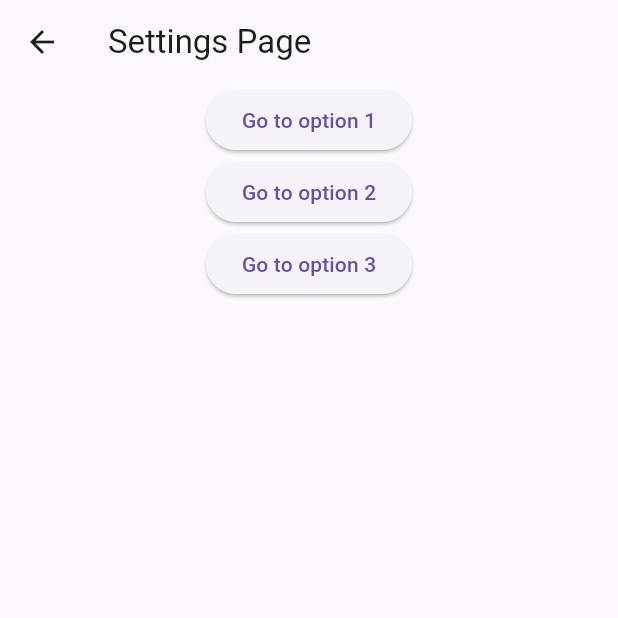
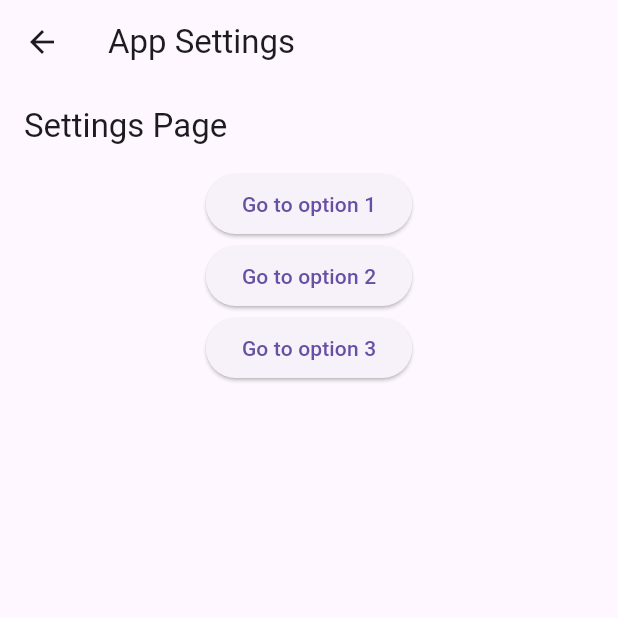
Before and after one commit to tmaurer-nait/DMIT-2504-1242-A02-Workbook, a Flutter app: the screen it shows after launch, after a tap on the "settings" icon, on a phone screen of 412 x 824 dp, the top half of it. Run offline on Flutter 3.47's test engine with Material 3 defaults, Android fonts, the phone set to English and light mode, and no system bars.

Commit message:
Nested nav finale

```diff
--- a/Week5/nested_navigation_example/lib/main.dart
+++ b/Week5/nested_navigation_example/lib/main.dart
@@ -1,7 +1,7 @@
 import 'package:flutter/material.dart';
 import 'package:nested_navigation_example/routes.dart' as routes;
 import 'package:nested_navigation_example/pages/home_page.dart';
-import 'package:nested_navigation_example/pages/settings_page.dart';
+import 'package:nested_navigation_example/pages/settings/settings_manager.dart';
 
 void main() {
   runApp(const MainApp());
@@ -21,7 +21,7 @@ class MainApp extends StatelessWidget {
             page = HomePage();
             break;
           case routes.settingsHomeRoute:
-            page = SettingsPage();
+            page = SettingsManager(subRoute: settings.name!.substring(10));
             break;
           default:
             throw Exception('Unknown route used: ${settings.name}');
--- a/Week5/nested_navigation_example/lib/pages/settings/settings_manager.dart
+++ b/Week5/nested_navigation_example/lib/pages/settings/settings_manager.dart
@@ -15,16 +15,34 @@ class SettingsManager extends StatefulWidget {
 }
 
 class _SettingsManagerState extends State<SettingsManager> {
+  final _navigatorKey = GlobalKey<NavigatorState>();
+
   @override
   Widget build(BuildContext context) {
     return Scaffold(
-      appBar: AppBar(
-        title: Text('App Settings'),
-      ),
+      appBar: _buildAppBar(),
       body: Navigator(
+        key: _navigatorKey,
         initialRoute: widget.subRoute,
         onGenerateRoute: _onGenerateRoute,
       ),
+    );
+  }
+
+  PreferredSizeWidget _buildAppBar() {
+    return AppBar(
+      title: Text('App Settings'),
+      leading: IconButton(
+          onPressed: () {
+            // Check if the sub navigator can pop
+            // if not pop the parent navigator
+            if (_navigatorKey.currentState!.canPop()) {
+              _navigatorKey.currentState!.pop();
+            } else {
+              Navigator.of(context).pop();
+            }
+          },
+          icon: Icon(Icons.arrow_back)),
     );
   }
 
```
Also changed, not shown: Week5/nested_navigation_example/lib/pages/settings_page.dart (+4 -4 lines).
